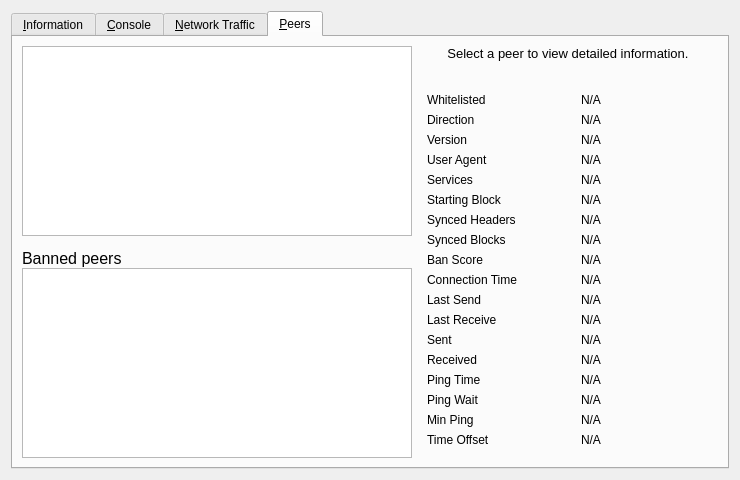
The window that src/qt/forms/debugwindow.ui (Hydra-Chain/node) describes before a commit, drawn with Qt 5.
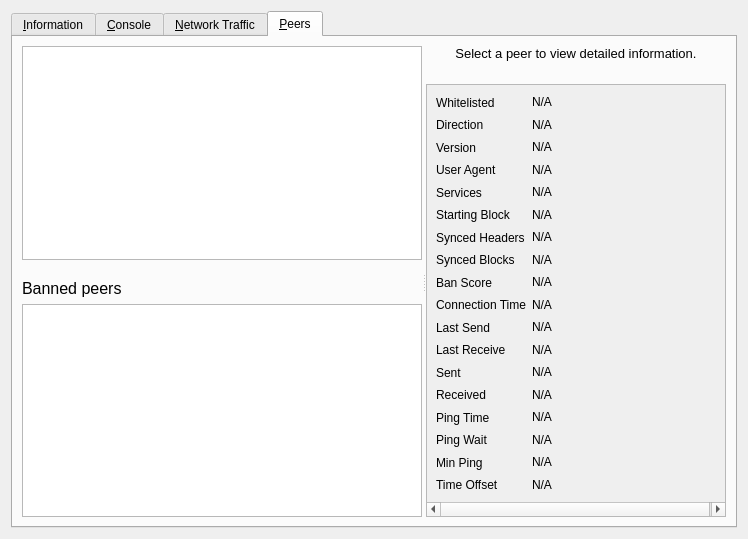
The same window after the commit. The open tabs and pages were chosen to show the change. Icons and pictures are not drawn. Custom widgets are drawn as their Qt base class.

```diff
--- a/src/qt/forms/debugwindow.ui
+++ b/src/qt/forms/debugwindow.ui
@@ -6,8 +6,8 @@
    <rect>
     <x>0</x>
     <y>0</y>
-    <width>740</width>
-    <height>430</height>
+    <width>744</width>
+    <height>539</height>
    </rect>
   </property>
   <property name="windowTitle">
@@ -864,17 +864,31 @@
       <attribute name="title">
        <string>&amp;Peers</string>
       </attribute>
-      <layout class="QGridLayout" name="gridLayout_2">
-       <item row="0" column="0" rowspan="2">
-        <layout class="QVBoxLayout" name="verticalLayout_101">
-         <property name="spacing">
-          <number>0</number>
+      <layout class="QVBoxLayout" name="verticalLayout_6">
+       <item>
+        <widget class="QSplitter" name="splitter">
+         <property name="orientation">
+          <enum>Qt::Horizontal</enum>
          </property>
+         <property name="childrenCollapsible">
+          <bool>false</bool>
+         </property>
+         <widget class="QWidget" name="widget_1" native="true">
+          <property name="sizePolicy">
+           <sizepolicy hsizetype="MinimumExpanding" vsizetype="Preferred">
+            <horstretch>1</horstretch>
+            <verstretch>0</verstretch>
+           </sizepolicy>
+          </property>
+          <property name="minimumSize">
+           <size>
+            <width>400</width>
+            <height>0</height>
+           </size>
+          </property>
+          <layout class="QVBoxLayout" name="verticalLayout_7">
          <item>
           <widget class="QTableView" name="peerWidget">
-           <property name="horizontalScrollBarPolicy">
-            <enum>Qt::ScrollBarAsNeeded</enum>
-           </property>
            <property name="tabKeyNavigation">
             <bool>false</bool>
            </property>
@@ -896,7 +910,7 @@
            </property>
            <property name="minimumSize">
             <size>
-             <width>300</width>
+               <width>0</width>
              <height>32</height>
             </size>
            </property>
@@ -930,15 +944,6 @@
          </item>
          <item>
           <widget class="QTableView" name="banlistWidget">
-           <property name="sizePolicy">
-            <sizepolicy hsizetype="Expanding" vsizetype="Expanding">
-             <horstretch>0</horstretch>
-             <verstretch>0</verstretch>
-            </sizepolicy>
-           </property>
-           <property name="horizontalScrollBarPolicy">
-            <enum>Qt::ScrollBarAsNeeded</enum>
-           </property>
            <property name="tabKeyNavigation">
             <bool>false</bool>
            </property>
@@ -951,8 +956,22 @@
           </widget>
          </item>
         </layout>
-       </item>
-       <item row="0" column="1">
+         </widget>
+         <widget class="QWidget" name="widget_2" native="true">
+          <property name="sizePolicy">
+           <sizepolicy hsizetype="Minimum" vsizetype="Preferred">
+            <horstretch>0</horstretch>
+            <verstretch>0</verstretch>
+           </sizepolicy>
+          </property>
+          <property name="minimumSize">
+           <size>
+            <width>300</width>
+            <height>0</height>
+           </size>
+          </property>
+          <layout class="QVBoxLayout" name="verticalLayout_8">
+           <item>
         <widget class="QLabel" name="peerHeading">
          <property name="sizePolicy">
           <sizepolicy hsizetype="Preferred" vsizetype="Minimum">
@@ -962,7 +981,7 @@
          </property>
          <property name="minimumSize">
           <size>
-           <width>300</width>
+               <width>0</width>
            <height>32</height>
           </size>
          </property>
@@ -988,15 +1007,27 @@
          </property>
         </widget>
        </item>
-       <item row="1" column="1">
-        <widget class="QWidget" name="detailWidget" native="true">
+           <item>
+            <widget class="QScrollArea" name="scrollArea">
+             <property name="widgetResizable">
+              <bool>true</bool>
+             </property>
+             <widget class="QWidget" name="detailWidget">
+              <property name="geometry">
+               <rect>
+                <x>0</x>
+                <y>-26</y>
+                <width>300</width>
+                <height>426</height>
+               </rect>
+              </property>
          <property name="minimumSize">
           <size>
            <width>300</width>
            <height>0</height>
           </size>
          </property>
-         <layout class="QGridLayout" name="gridLayout_3">
+              <layout class="QGridLayout" name="gridLayout_2" columnstretch="0,1">
           <item row="0" column="0">
            <widget class="QLabel" name="label_30">
             <property name="text">
@@ -1004,7 +1035,7 @@
             </property>
            </widget>
           </item>
-          <item row="0" column="2">
+               <item row="0" column="1">
            <widget class="QLabel" name="peerWhitelisted">
             <property name="cursor">
              <cursorShape>IBeamCursor</cursorShape>
@@ -1027,7 +1058,7 @@
             </property>
            </widget>
           </item>
-          <item row="1" column="2">
+               <item row="1" column="1">
            <widget class="QLabel" name="peerDirection">
             <property name="cursor">
              <cursorShape>IBeamCursor</cursorShape>
@@ -1050,7 +1081,7 @@
             </property>
            </widget>
           </item>
-          <item row="2" column="2">
+               <item row="2" column="1">
            <widget class="QLabel" name="peerVersion">
             <property name="cursor">
              <cursorShape>IBeamCursor</cursorShape>
@@ -1073,7 +1104,7 @@
             </property>
            </widget>
           </item>
-          <item row="3" column="2">
+               <item row="3" column="1">
            <widget class="QLabel" name="peerSubversion">
             <property name="cursor">
              <cursorShape>IBeamCursor</cursorShape>
@@ -1096,7 +1127,7 @@
             </property>
            </widget>
           </item>
-          <item row="4" column="2">
+               <item row="4" column="1">
            <widget class="QLabel" name="peerServices">
             <property name="cursor">
              <cursorShape>IBeamCursor</cursorShape>
@@ -1119,7 +1150,7 @@
             </property>
            </widget>
           </item>
-          <item row="5" column="2">
+               <item row="5" column="1">
            <widget class="QLabel" name="peerHeight">
             <property name="cursor">
              <cursorShape>IBeamCursor</cursorShape>
@@ -1142,7 +1173,7 @@
             </property>
            </widget>
           </item>
-          <item row="6" column="2">
+               <item row="6" column="1">
            <widget class="QLabel" name="peerSyncHeight">
             <property name="cursor">
              <cursorShape>IBeamCursor</cursorShape>
@@ -1165,7 +1196,7 @@
             </property>
            </widget>
           </item>
-          <item row="7" column="2">
+               <item row="7" column="1">
            <widget class="QLabel" name="peerCommonHeight">
             <property name="cursor">
              <cursorShape>IBeamCursor</cursorShape>
@@ -1188,7 +1219,7 @@
             </property>
            </widget>
           </item>
-          <item row="8" column="2">
+               <item row="8" column="1">
            <widget class="QLabel" name="peerBanScore">
             <property name="cursor">
              <cursorShape>IBeamCursor</cursorShape>
@@ -1211,7 +1242,7 @@
             </property>
            </widget>
           </item>
-          <item row="9" column="2">
+               <item row="9" column="1">
            <widget class="QLabel" name="peerConnTime">
             <property name="cursor">
              <cursorShape>IBeamCursor</cursorShape>
@@ -1234,7 +1265,7 @@
             </property>
            </widget>
           </item>
-          <item row="10" column="2">
+               <item row="10" column="1">
            <widget class="QLabel" name="peerLastSend">
             <property name="cursor">
              <cursorShape>IBeamCursor</cursorShape>
@@ -1257,7 +1288,7 @@
             </property>
            </widget>
           </item>
-          <item row="11" column="2">
+               <item row="11" column="1">
            <widget class="QLabel" name="peerLastRecv">
             <property name="cursor">
              <cursorShape>IBeamCursor</cursorShape>
@@ -1280,7 +1311,7 @@
             </property>
            </widget>
           </item>
-          <item row="12" column="2">
+               <item row="12" column="1">
            <widget class="QLabel" name="peerBytesSent">
             <property name="cursor">
              <cursorShape>IBeamCursor</cursorShape>
@@ -1303,7 +1334,7 @@
             </property>
            </widget>
           </item>
-          <item row="13" column="2">
+               <item row="13" column="1">
            <widget class="QLabel" name="peerBytesRecv">
             <property name="cursor">
              <cursorShape>IBeamCursor</cursorShape>
@@ -1326,7 +1357,7 @@
             </property>
            </widget>
           </item>
-          <item row="14" column="2">
+               <item row="14" column="1">
            <widget class="QLabel" name="peerPingTime">
             <property name="cursor">
              <cursorShape>IBeamCursor</cursorShape>
@@ -1352,7 +1383,7 @@
             </property>
            </widget>
           </item>
-          <item row="15" column="2">
+               <item row="15" column="1">
            <widget class="QLabel" name="peerPingWait">
             <property name="cursor">
              <cursorShape>IBeamCursor</cursorShape>
@@ -1375,7 +1406,7 @@
             </property>
            </widget>
           </item>
-          <item row="16" column="2">
+               <item row="16" column="1">
            <widget class="QLabel" name="peerMinPing">
             <property name="cursor">
              <cursorShape>IBeamCursor</cursorShape>
@@ -1398,7 +1429,7 @@
             </property>
            </widget>
           </item>
-          <item row="17" column="2">
+               <item row="17" column="1">
            <widget class="QLabel" name="timeoffset">
             <property name="cursor">
              <cursorShape>IBeamCursor</cursorShape>
@@ -1414,20 +1445,12 @@
             </property>
            </widget>
           </item>
-          <item row="18" column="1">
-           <spacer name="verticalSpacer_3">
-            <property name="orientation">
-             <enum>Qt::Vertical</enum>
-            </property>
-            <property name="sizeHint" stdset="0">
-             <size>
-              <width>20</width>
-              <height>40</height>
-             </size>
-            </property>
-           </spacer>
-          </item>
-         </layout>
+              </layout>
+             </widget>
+            </widget>
+           </item>
+          </layout>
+         </widget>
         </widget>
        </item>
       </layout>
```
Left out of the diff: 94 changed lines with no effect on the pictures. Lines whose indentation alone changed are shown as unchanged.
